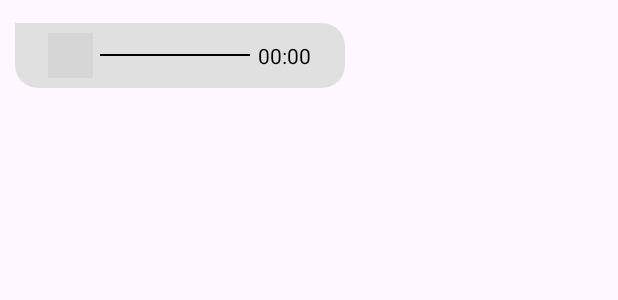
After one commit to Anshu1712/Chatify2, an Android app: the layout chat_item_voice_left.xml on its own in the app's theme, with its tools: preview values and no code run, on a phone screen of 412 x 824 dp. The commit adds this screen. Shown: the top 300 px of the screen. Run offline under Robolectric (Android 15) with nearby library versions, the phone set to English and light mode, and no system bars; grey boxes are pictures that could not be loaded.

Commit message:
voice recording and photo added

```diff
--- /dev/null
+++ b/app/src/main/res/drawable/baseline_pause_24.xml
@@ -0,0 +1,5 @@
+<vector xmlns:android="http://schemas.android.com/apk/res/android" android:height="24dp" android:tint="#000000" android:viewportHeight="24" android:viewportWidth="24" android:width="24dp">
+
+    <path android:fillColor="@android:color/white" android:pathData="M6,19h4L10,5L6,5v14zM14,5v14h4L18,5h-4z"/>
+
+</vector>
--- a/app/src/main/res/layout/chat_item_image_left.xml
+++ b/app/src/main/res/layout/chat_item_image_left.xml
@@ -21,10 +21,10 @@
 
             <ImageView
                 android:id="@+id/image_chatLeft"
-                android:layout_width="200dp"
-                android:layout_height="200dp"
+                android:layout_width="250dp"
+                android:layout_height="250dp"
                 android:adjustViewBounds="true"
-                android:scaleType="centerCrop"
+                android:scaleType="fitCenter"
                 android:src="@drawable/person" />
         </androidx.cardview.widget.CardView>
     </LinearLayout>
--- a/app/src/main/res/layout/chat_item_image_right.xml
+++ b/app/src/main/res/layout/chat_item_image_right.xml
@@ -24,10 +24,10 @@
 
             <ImageView
                 android:id="@+id/image_chat"
-                android:layout_width="200dp"
-                android:layout_height="200dp"
+                android:layout_width="250dp"
+                android:layout_height="250dp"
                 android:adjustViewBounds="true"
-                android:scaleType="centerCrop"
+                android:scaleType="fitCenter"
                 android:src="@drawable/person" />
         </androidx.cardview.widget.CardView>
     </LinearLayout>
--- /dev/null
+++ b/app/src/main/res/layout/chat_item_voice_left.xml
@@ -0,0 +1,65 @@
+<LinearLayout xmlns:android="http://schemas.android.com/apk/res/android"
+    xmlns:tools="http://schemas.android.com/tools"
+    android:layout_width="match_parent"
+    android:layout_height="wrap_content"
+    android:layout_marginTop="5dp"
+    android:gravity="start"
+    android:orientation="horizontal"
+    android:padding="10dp">
+
+    <LinearLayout
+        android:id="@+id/layout_voiceLeft"
+        android:layout_width="220dp"
+        android:layout_height="wrap_content"
+        android:background="@drawable/chat_bubble"
+        android:orientation="horizontal"
+        android:padding="5dp">
+
+        <RelativeLayout
+            android:layout_width="wrap_content"
+            android:layout_height="wrap_content"
+            android:layout_gravity="center_vertical"
+            android:layout_marginStart="5dp"
+            android:layout_marginEnd="3dp"
+            android:padding="1dp">
+
+
+            <!-- Play/Pause Button -->
+            <ImageButton
+                android:id="@+id/btn_play_voiceLeft"
+                android:layout_width="30dp"
+                android:layout_height="30dp"
+                android:layout_centerVertical="true"
+                android:layout_gravity="center_vertical"
+                android:layout_marginStart="10dp"
+                android:background="@drawable/chat_bubble"
+                android:clickable="false"
+                android:contentDescription="@string/play_voice"
+                android:scaleType="centerInside"
+                android:src="@drawable/baseline_play_arrow_24"
+                android:tint="#000000"
+                tools:ignore="UseAppTint" />
+
+            <!-- Timer -->
+        </RelativeLayout>
+
+        <View
+            android:id="@+id/lengthLeft"
+            android:layout_width="100dp"
+            android:layout_height="1dp"
+            android:layout_gravity="center_vertical"
+            android:background="#000000" />
+
+        <Chronometer
+            android:id="@+id/txt_voice_durationLeft"
+            android:layout_width="wrap_content"
+            android:layout_height="wrap_content"
+            android:layout_gravity="center_vertical"
+            android:layout_marginStart="5dp"
+            android:text="00:00"
+            android:textColor="#000000"
+            android:textSize="14sp" />
+
+    </LinearLayout>
+
+</LinearLayout>
--- a/app/src/main/res/values/strings.xml
+++ b/app/src/main/res/values/strings.xml
@@ -81,4 +81,5 @@
     <string name="_7_july_2024">7 July 2024</string>
     <string name="_91_xxxxxxxxxx">+91 xxxxxxxxxx</string>
     <string name="send_image">Send Image</string>
+    <string name="play_voice">Play Voice</string>
 </resources>
```
Also changed, not shown: app/src/main/java/com/example/chatify/adapters/ChatsAdapter.java (+101 -4 lines), app/src/main/res/layout/chat_item_voice_right.xml (added, +65 -0 lines).
